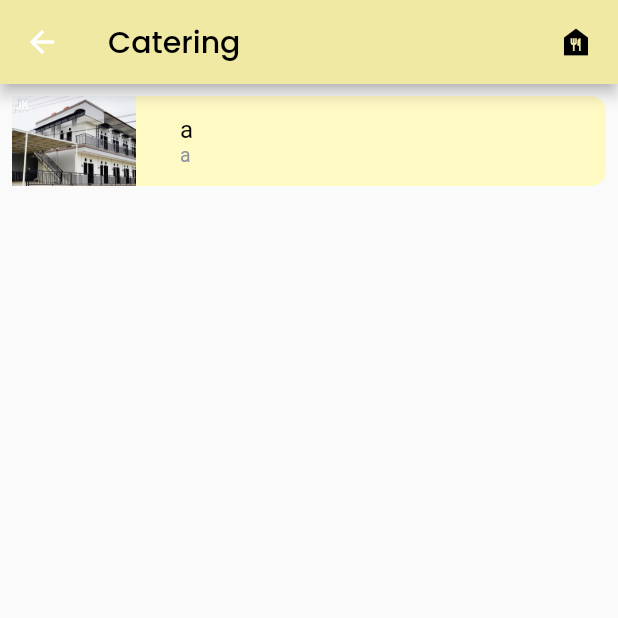
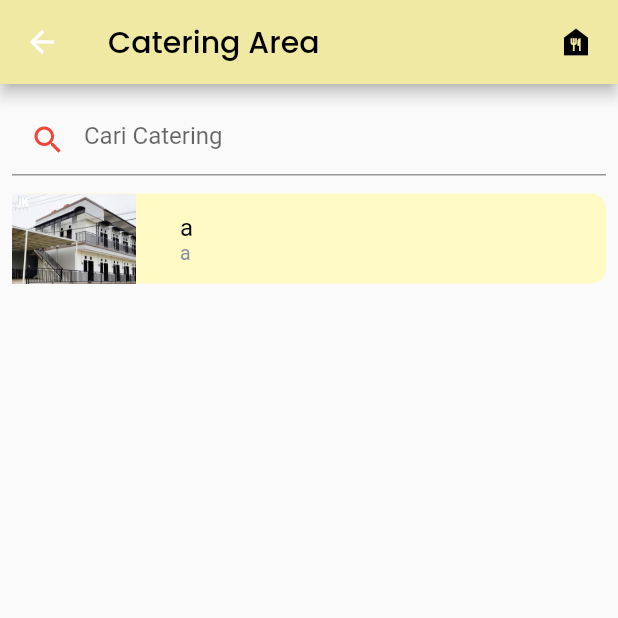
Before and after one commit to AldaLatifah/Kos_Catering_Application, a Flutter app: the CateringPage screen opened directly, on a phone screen of 412 x 824 dp, the top half of it. Run offline on Flutter 3.47's test engine with Material 2 defaults, Android fonts, the phone set to English and light mode, and no system bars; our stand-ins replace get, google_fonts, google_maps_flutter.

Commit message:
search catering

```diff
--- a/lib/pages/catering_page.dart
+++ b/lib/pages/catering_page.dart
@@ -14,6 +14,7 @@ class CateringPage extends StatefulWidget {
 }
 
 class _CateringPageState extends State<CateringPage> {
+  TextEditingController searchController = new TextEditingController();
   @override
   Widget build(BuildContext context) {
     return Scaffold(
@@ -25,7 +26,7 @@ class _CateringPageState extends State<CateringPage> {
               mainAxisAlignment: MainAxisAlignment.spaceBetween,
               children: [
                 Text(
-                  "Catering",
+                  "Catering Area",
                   style: GoogleFonts.poppins(color: Colors.black),
                 ),
                 SizedBox(
@@ -51,6 +52,40 @@ class _CateringPageState extends State<CateringPage> {
             padding: EdgeInsets.all(8.0),
             child: Column(
               children: [
+                Container(
+                  width: MediaQuery.of(context).size.width,
+                  height: 50,
+                  margin: const EdgeInsets.only(
+                    top: 5,
+                  ),
+                  child: TextField(
+                    controller: searchController,
+                    decoration: const InputDecoration(
+                      labelStyle: TextStyle(
+                        color: Color(0xffAE7E73),
+                        fontSize: 20,
+                        fontWeight: FontWeight.w300,
+                      ),
+                      border: UnderlineInputBorder(
+                        borderSide: BorderSide(color: Color(0xff969697)),
+                      ),
+                      focusedBorder: UnderlineInputBorder(
+                        borderSide: BorderSide(color: Color(0xffAE7E73)),
+                      ),
+                      enabledBorder: UnderlineInputBorder(
+                        borderSide: BorderSide(color: Color(0xff969697)),
+                      ),
+                      hintText: "Cari Catering",
+                      prefixIcon: Icon(
+                        Icons.search,
+                        color: Colors.red,
+                      ),
+                    ),
+                  ),
+                ),
+                SizedBox(
+                  height: 10,
+                ),
                 CateringCard(
                   Catering(
                     "a",
```
